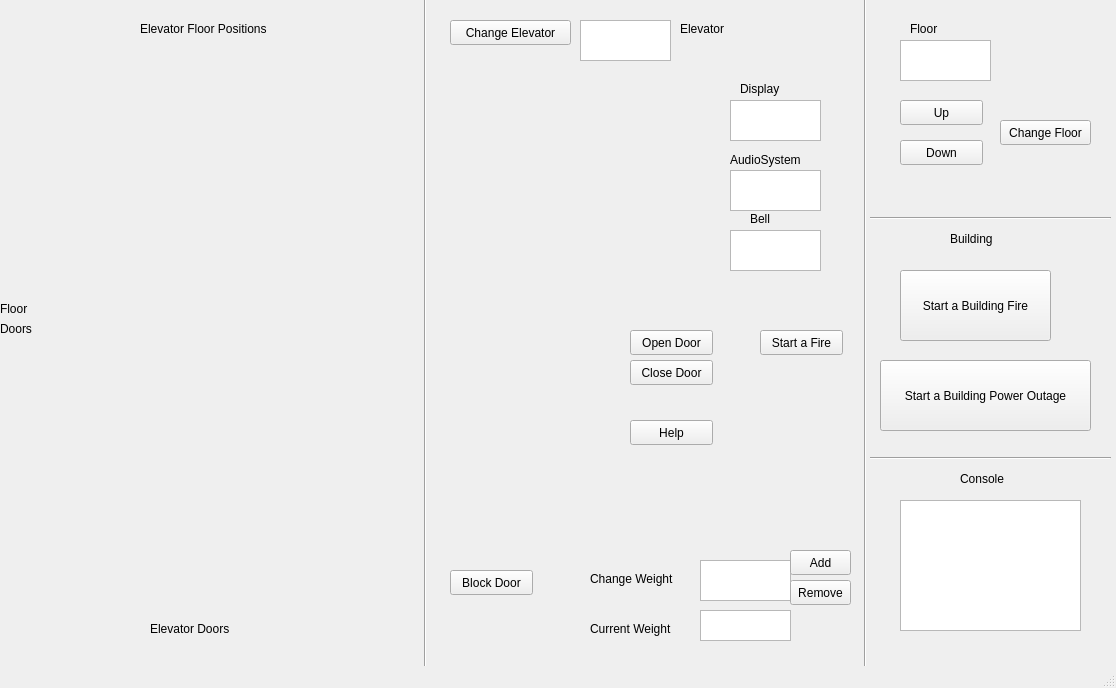
Kaibbage/Elevator-Simulation, file mainwindow.ui: the form before one commit.
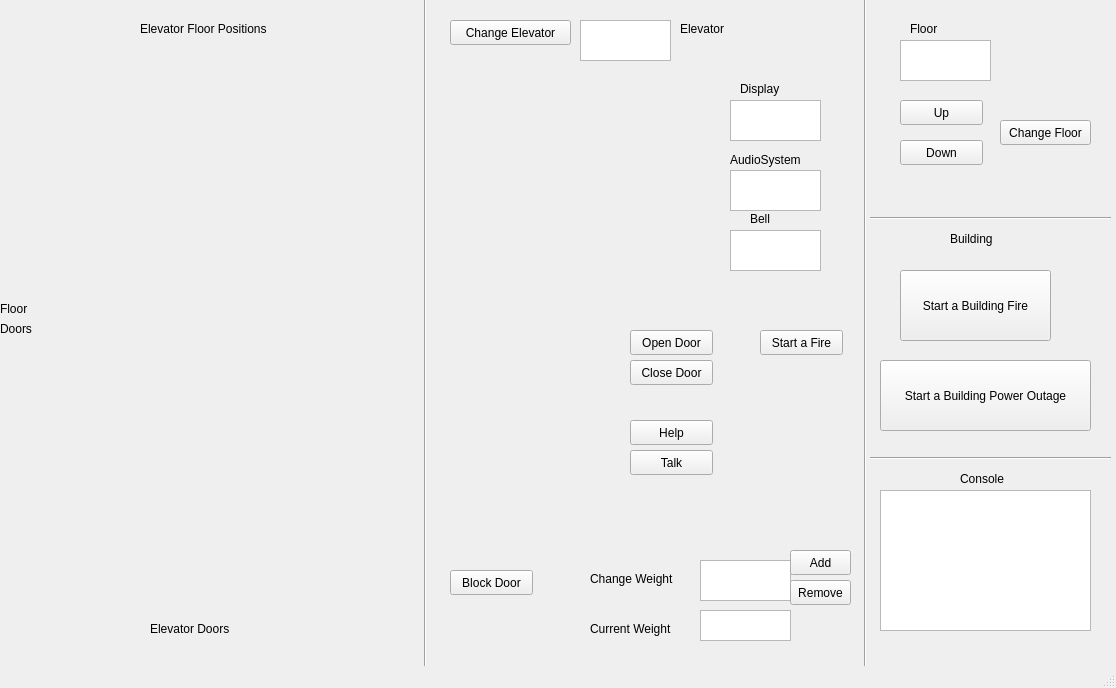
The form after the commit.

Diff of the .ui file:
```diff
--- a/mainwindow.ui
+++ b/mainwindow.ui
@@ -14,16 +14,6 @@
    <string>MainWindow</string>
   </property>
   <widget class="QWidget" name="centralwidget">
-   <widget class="QPlainTextEdit" name="console">
-    <property name="geometry">
-     <rect>
-      <x>900</x>
-      <y>500</y>
-      <width>181</width>
-      <height>131</height>
-     </rect>
-    </property>
-   </widget>
    <widget class="QPushButton" name="upButton">
     <property name="geometry">
      <rect>
@@ -484,6 +474,29 @@
      <string>Help</string>
     </property>
    </widget>
+   <widget class="QTextBrowser" name="console">
+    <property name="geometry">
+     <rect>
+      <x>880</x>
+      <y>490</y>
+      <width>211</width>
+      <height>141</height>
+     </rect>
+    </property>
+   </widget>
+   <widget class="QPushButton" name="talkButton">
+    <property name="geometry">
+     <rect>
+      <x>630</x>
+      <y>450</y>
+      <width>83</width>
+      <height>25</height>
+     </rect>
+    </property>
+    <property name="text">
+     <string>Talk</string>
+    </property>
+   </widget>
   </widget>
   <widget class="QMenuBar" name="menubar">
    <property name="geometry">
```
